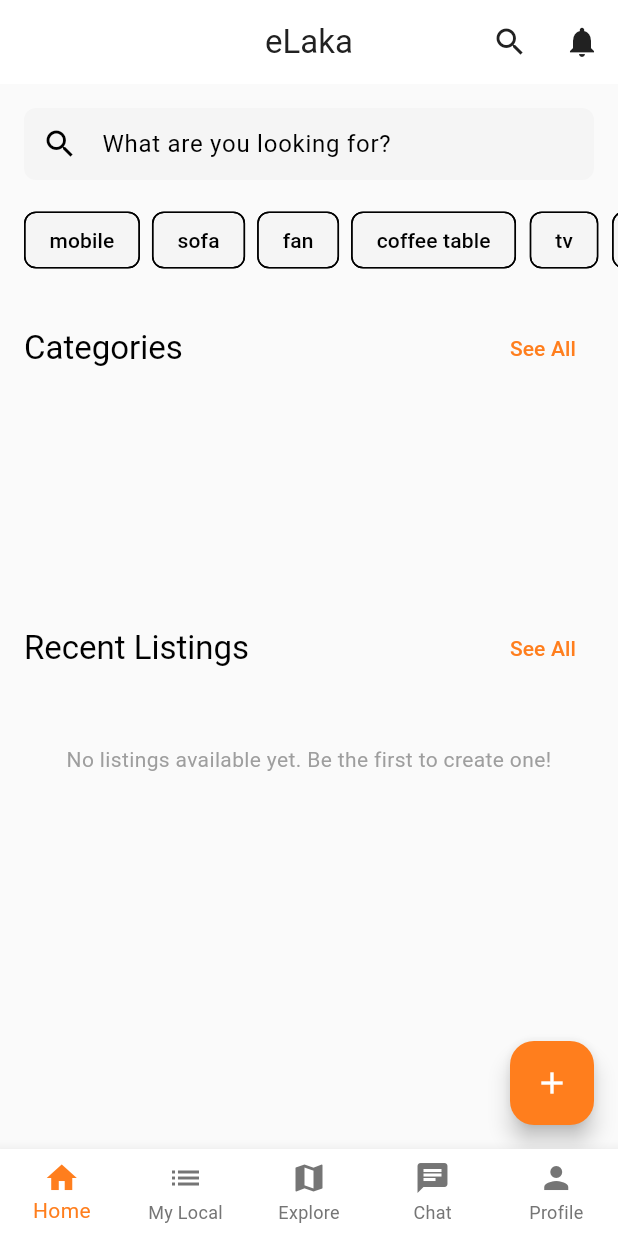
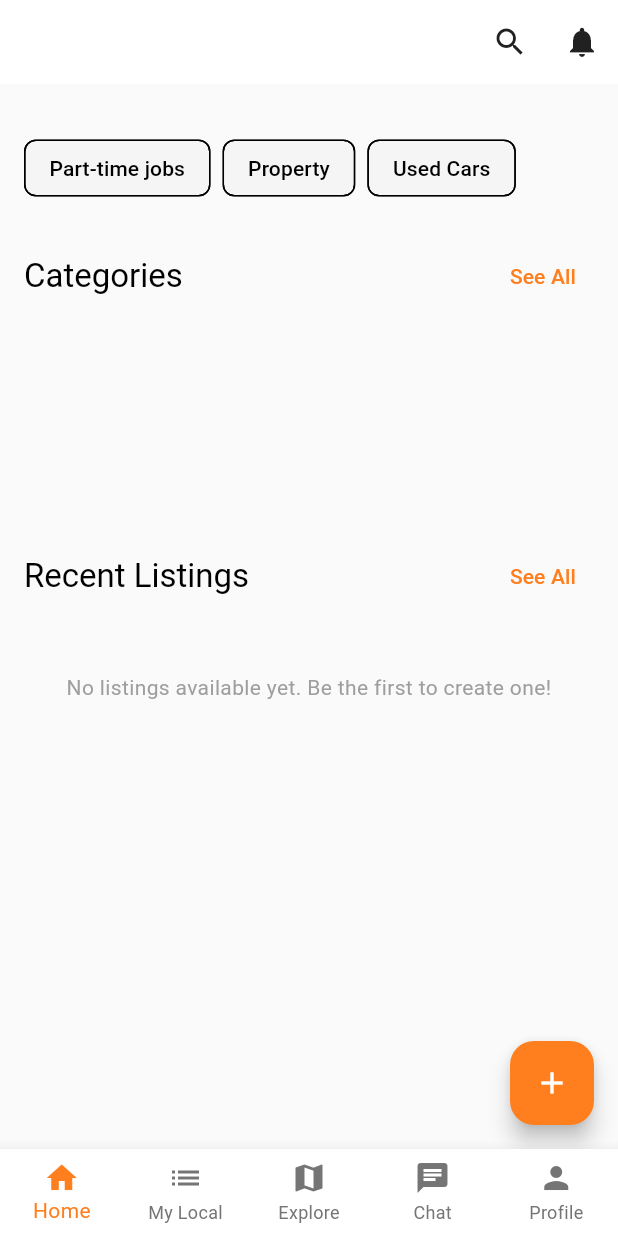
Before and after one commit to masudbd91/eLaka, a Flutter app: the screen it shows once a user with an empty profile is signed in, on a phone screen of 412 x 824 dp. Run offline on Flutter 3.47's test engine with Material 3 defaults, Android fonts, the phone set to English and light mode, and no system bars; our stand-ins replace cloud_firestore, cross_file, firebase_auth, firebase_core, firebase_messaging, firebase_storage and 5 more; accounts and stored records are empty.

Commit message:
resolving empty

```diff
--- a/lib/screens/home/home_screen.dart
+++ b/lib/screens/home/home_screen.dart
@@ -3,6 +3,7 @@
 import 'package:flutter/material.dart';
 import '../../services/auth_service.dart';
 import '../marketplace/home_screen.dart';
+import '../messaging/chats_screen.dart';
 
 class HomeScreen extends StatefulWidget {
   const HomeScreen({super.key});
@@ -17,9 +18,9 @@ class _HomeScreenState extends State<HomeScreen> {
 
   final List<Widget> _screens = [
     const MarketplaceTab(),
-    const MessagesTab(),
-    const CreateListingTab(),
-    const FavoritesTab(),
+    const MyLocalTab(),
+    const ExploringTab(),
+    const ChatsTab(),
     const ProfileTab(),
   ];
 
@@ -27,7 +28,6 @@ class _HomeScreenState extends State<HomeScreen> {
   Widget build(BuildContext context) {
     return Scaffold(
       appBar: AppBar(
-        title: const Text('eLaka'),
         actions: [
           IconButton(
             icon: const Icon(Icons.search),
@@ -90,17 +90,17 @@ class MarketplaceTab extends StatelessWidget {
   }
 }
 
-class MessagesTab extends StatelessWidget {
-  const MessagesTab({super.key});
+class MyLocalTab extends StatelessWidget {
+  const MyLocalTab({super.key});
 
   @override
   Widget build(BuildContext context) {
-    return const Center(child: Text('Messages Tab'));
+    return const Center(child: Text('My Local Tab'));
   }
 }
 
-class CreateListingTab extends StatelessWidget {
-  const CreateListingTab({super.key});
+class ExploringTab extends StatelessWidget {
+  const ExploringTab({super.key});
 
   @override
   Widget build(BuildContext context) {
@@ -108,12 +108,12 @@ class CreateListingTab extends StatelessWidget {
   }
 }
 
-class FavoritesTab extends StatelessWidget {
-  const FavoritesTab({super.key});
+class ChatsTab extends StatelessWidget {
+  const ChatsTab({super.key});
 
   @override
   Widget build(BuildContext context) {
-    return const Center(child: Text('Chats Tab'));
+    return const ChatsScreen();
   }
 }
 
--- a/lib/screens/marketplace/create_listing_screen.dart
+++ b/lib/screens/marketplace/create_listing_screen.dart
@@ -185,7 +185,7 @@ class _CreateListingScreenState extends State<CreateListingScreen> {
           location: _locationController.text,
           tags: tags,
           sellerId: currentUser.uid,
-          sellerName: currentUser.name,
+          sellerName: currentUser.uid,
           createdAt: DateTime.now(),
           updatedAt: DateTime.now(),
           status: '',
@@ -330,7 +330,3 @@ class _CreateListingScreenState extends State<CreateListingScreen> {
     );
   }
 }
-
-extension on User {
-  get name => null;
-}
--- a/lib/screens/marketplace/home_screen.dart
+++ b/lib/screens/marketplace/home_screen.dart
@@ -139,36 +139,13 @@ class _MarketplaceHomeScreen extends State<MarketplaceHomeScreen> {
             crossAxisAlignment: CrossAxisAlignment.start,
             children: [
               const SizedBox(height: 16.0),
-              // Search bar
-              Padding(
-                padding: const EdgeInsets.symmetric(horizontal: 16.0),
-                child: TextField(
-                  controller: _searchController,
-                  decoration: InputDecoration(
-                    hintText: 'What are you looking for?',
-                    prefixIcon: const Icon(Icons.search),
-                    border: OutlineInputBorder(
-                      borderRadius: BorderRadius.circular(10.0),
-                    ),
-                    contentPadding: const EdgeInsets.symmetric(
-                        vertical: 12.0, horizontal: 16.0),
-                  ),
-                  onSubmitted: (value) {
-                    _onSearchSubmitted(value);
-                  },
-                ),
-              ),
               const SizedBox(height: 16.0),
               // Popular search terms
               PopularSearchTerms(
                 terms: const [
-                  'mobile',
-                  'sofa',
-                  'fan',
-                  'coffee table',
-                  'tv',
-                  'cars',
-                  'pickup',
+                  'Part-time jobs',
+                  'Property',
+                  'Used Cars',
                 ],
                 onTermSelected: _onSearchSubmitted,
               ),
--- a/lib/screens/messaging/chat_detail_screen.dart
+++ b/lib/screens/messaging/chat_detail_screen.dart
@@ -442,5 +442,5 @@ class _ChatDetailScreenState extends State<ChatDetailScreen> {
 }
 
 extension on User? {
-  String? get name => null;
+  String? get name => this?.displayName;
 }
```
Also changed, not shown: lib/screens/messaging/chats_screen.dart (+2 -12 lines).
